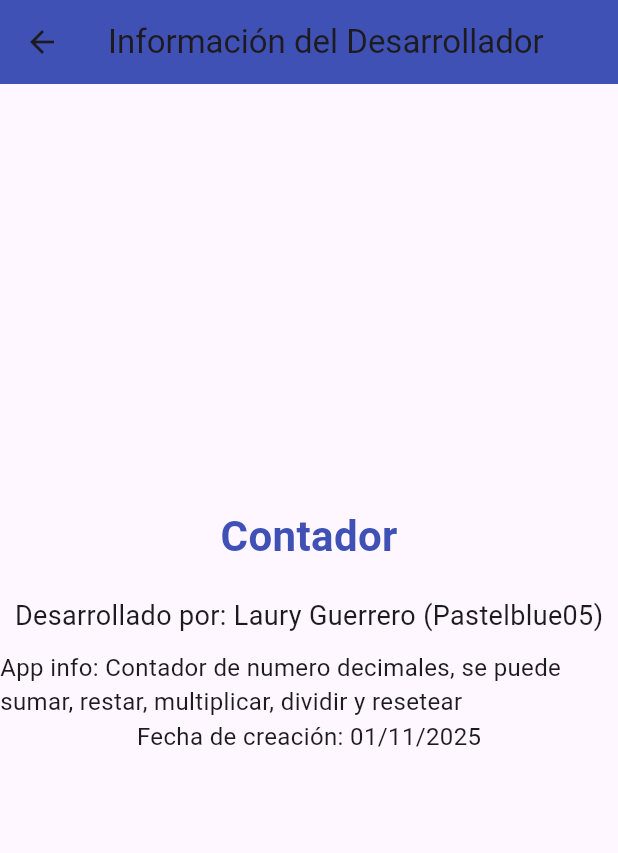
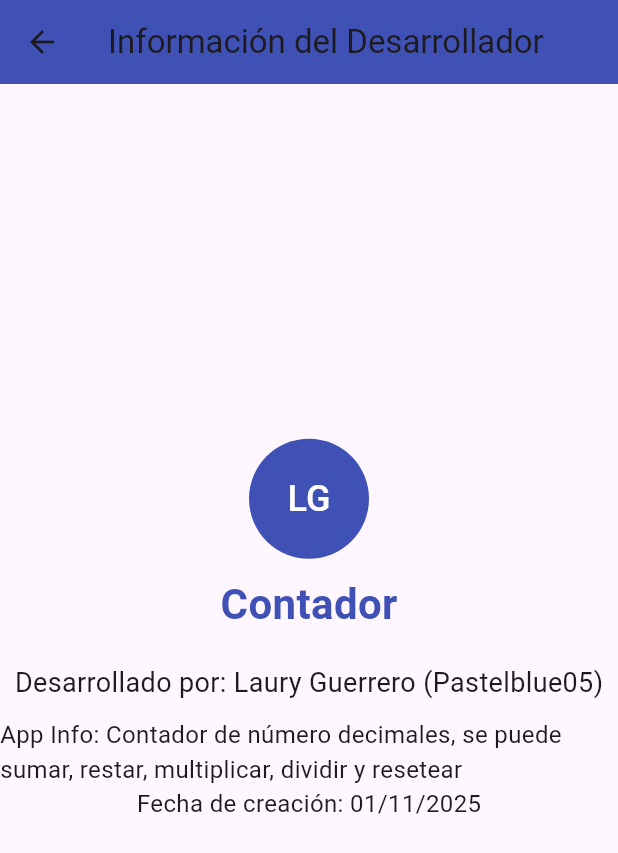
Before and after one commit to Pastelblue05/miprimeroappmeacuerdodeldiaquedelaprogyomeenamore, a Flutter app: the InfoScreen screen opened directly, on a phone screen of 412 x 824 dp. Shown: the top 853 px of the screen. Run offline on Flutter 3.47's test engine with Material 3 defaults, Android fonts, the phone set to English and light mode, and no system bars.

Commit message:
Avancept5

```diff
--- a/lib/main.dart
+++ b/lib/main.dart
@@ -165,17 +165,33 @@ class InfoScreen extends StatelessWidget {
         // Habilita el botón de retroceso automático
       ),
 
- body: Center(
+ // main.dart (Fragmento del body de InfoScreen)
+
+      body: Center(
         child: Column(
           mainAxisAlignment: MainAxisAlignment.center,
           children: <Widget>[
-            const Text(
-              'Contador',
-              style: TextStyle(fontSize: 28, fontWeight: FontWeight.bold, color: Colors.indigo),
+            Column(
+              children: <Widget>[
+                const CircleAvatar(
+                  radius: 40,
+                  backgroundColor: Colors.indigo,
+                  child: Text(
+                    'LG',
+                    style: TextStyle(fontSize: 24, color: Colors.white),
+                  ),
+                ),
+
+                const SizedBox(height: 10),
+                const Text(
+                  'Contador',
+                  style: TextStyle(fontSize: 28, fontWeight: FontWeight.bold, color: Colors.indigo),
+                ),
+              ],
             ),
             const SizedBox(height: 20),
 
-            // Información del desarrollador (usa tus datos)
+            // Información del desarrollador (usando tus datos)
             const Text(
               'Desarrollado por: Laury Guerrero (Pastelblue05)',
               style: TextStyle(fontSize: 18),
@@ -183,7 +199,7 @@ class InfoScreen extends StatelessWidget {
             const SizedBox(height: 10),
 
             const Text(
-              'App info: Contador de numero decimales, se puede sumar, restar, multiplicar, dividir y resetear',
+              'App Info: Contador de número decimales, se puede sumar, restar, multiplicar, dividir y resetear',
               style: TextStyle(fontSize: 16),
             ),
 
@@ -191,7 +207,6 @@ class InfoScreen extends StatelessWidget {
               'Fecha de creación: 01/11/2025',
               style: TextStyle(fontSize: 16),
             ),
-
             const SizedBox(height: 40),
           ],
         ),
```
